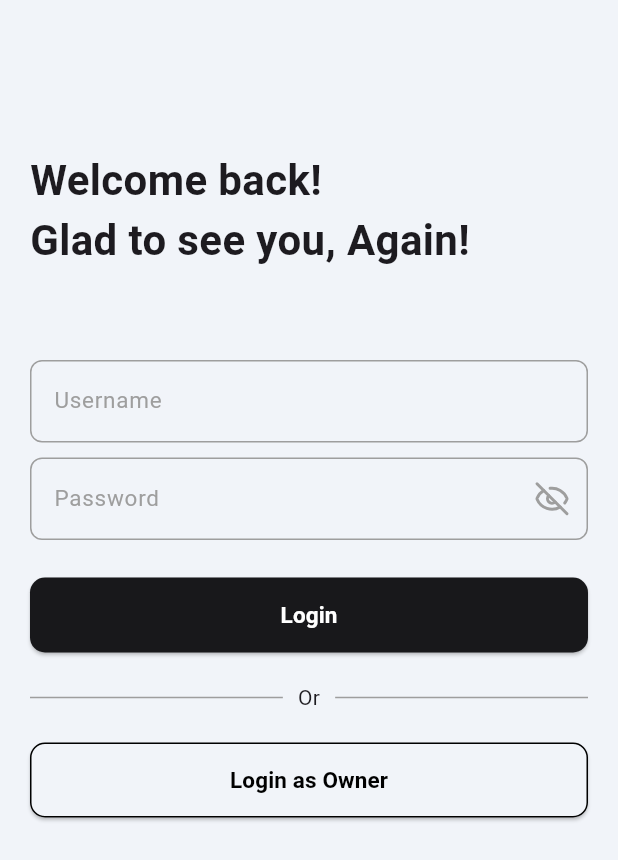
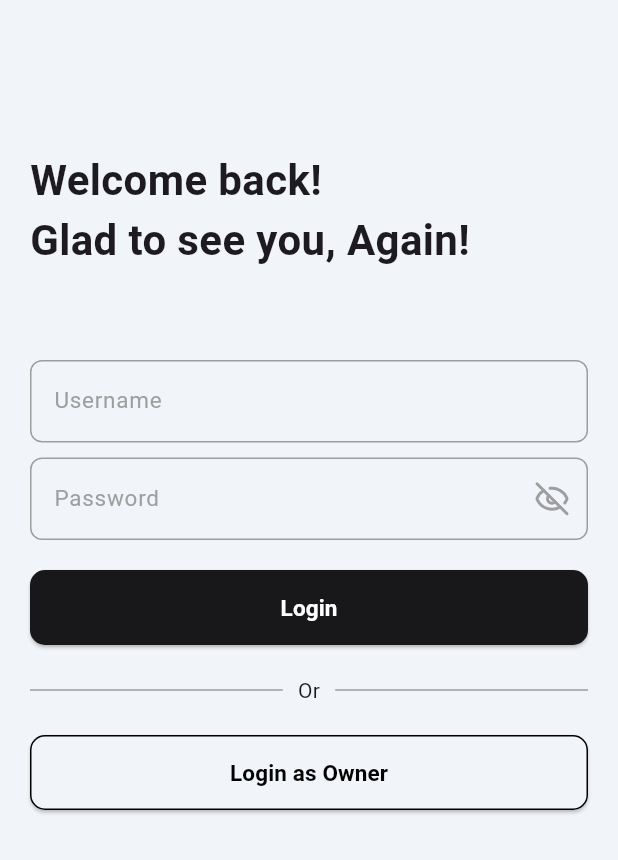
Before and after one commit to TI-3D/iSentry, a Flutter app: the screen it shows after launch, after a tap on "Login as Resident", on a phone screen of 412 x 824 dp. Shown: the top 860 px of the screen. Run offline on Flutter 3.47's test engine with Material 3 defaults, Android fonts, the phone set to English and light mode, and no system bars; our stand-ins replace camera, equatable, fl_chart, flutter_bloc, image_picker, lucide_icons and 5 more; missing offline and left inert: avatar_stack; Roboto replaces fonts that are missing (SFPro).

Commit message:
feat: adjust spacing

```diff
--- a/mobile/lib/presentation/auth/pages/login_resident.dart
+++ b/mobile/lib/presentation/auth/pages/login_resident.dart
@@ -68,7 +68,7 @@ class LoginResidentPage extends StatelessWidget {
                       controller: passwordController,
                       obscureText: true,
                     ),
-                    const SizedBox(height: 25),
+                    const SizedBox(height: 20),
                     CustomElevatedButton(
                       buttonText: 'Login',
                       Backcolor: const Color(0xFF18181B),
```
